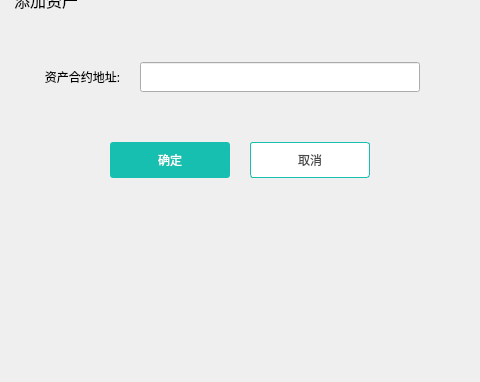
Above: dialog/addtokendialog.ui from cdcchain/cdc-wallet-qt before the change; both pictures show x 240 to 720 and y 198 to 580 of the 960 by 580 pixel window. Below: the same form after it.
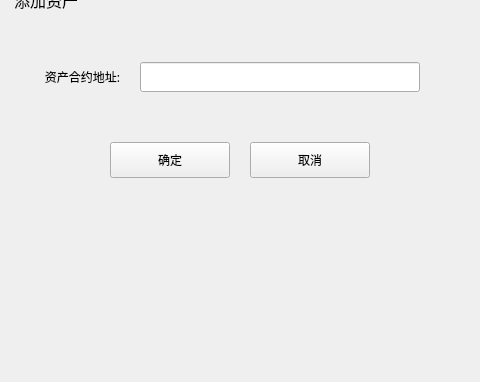
That is the form after the change.

Commit message: Modify background color and title color

Diff of the .ui file:
```diff
--- a/dialog/addtokendialog.ui
+++ b/dialog/addtokendialog.ui
@@ -105,8 +105,7 @@
       <enum>Qt::NoFocus</enum>
      </property>
      <property name="styleSheet">
-      <string notr="true">QToolButton{background-color:#ffffff;color:#484848;border:1px solid rgb(22,191,175);border-radius:3px;}
-QToolButton:hover{color:rgb(22,191,175);}</string>
+      <string notr="true"/>
      </property>
      <property name="text">
       <string>取消</string>
@@ -133,9 +132,7 @@
       <enum>Qt::NoFocus</enum>
      </property>
      <property name="styleSheet">
-      <string notr="true">QToolButton{background-color:rgb(22,191,175);color:#ffffff;border:none;border-radius:3px;}
-QToolButton:hover{background-color:rgb(22,191,175);}
-</string>
+      <string notr="true"/>
      </property>
      <property name="text">
       <string>确定</string>
```
The commit also changes 21 other files.
